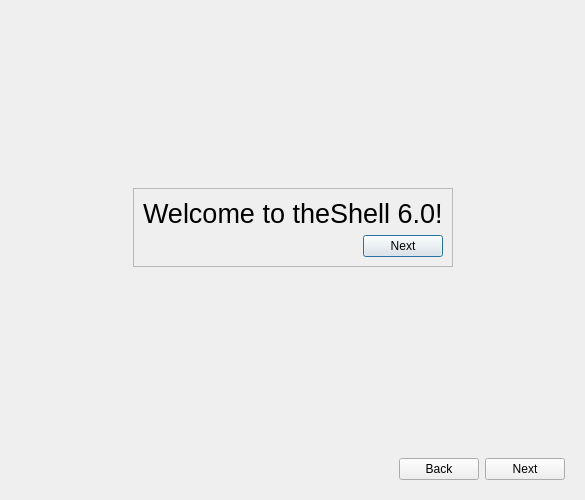
Qt form onboarding.ui (vicr123/theshell) before a commit.
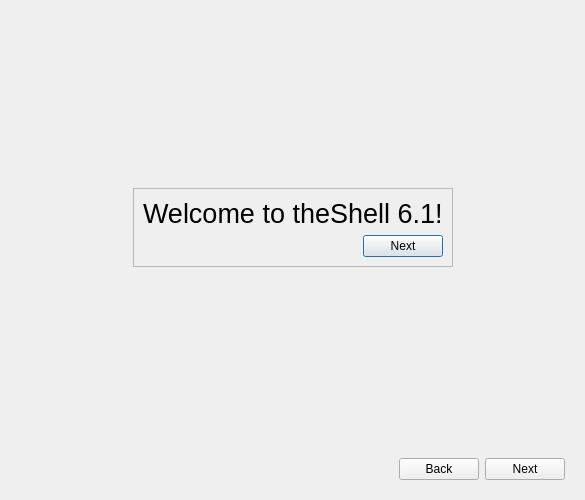
The same form after that commit. Icons and pictures are not drawn. Custom widgets are drawn as their Qt base class.

What changed in the file:
```diff
--- a/onboarding.ui
+++ b/onboarding.ui
@@ -70,7 +70,7 @@
              </font>
             </property>
             <property name="text">
-             <string>Welcome to theShell 6.0!</string>
+             <string>Welcome to theShell 6.1!</string>
             </property>
            </widget>
           </item>
```
